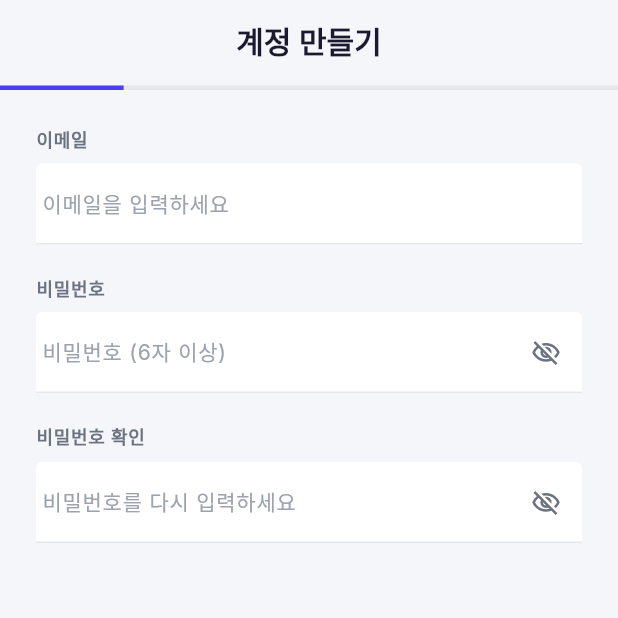
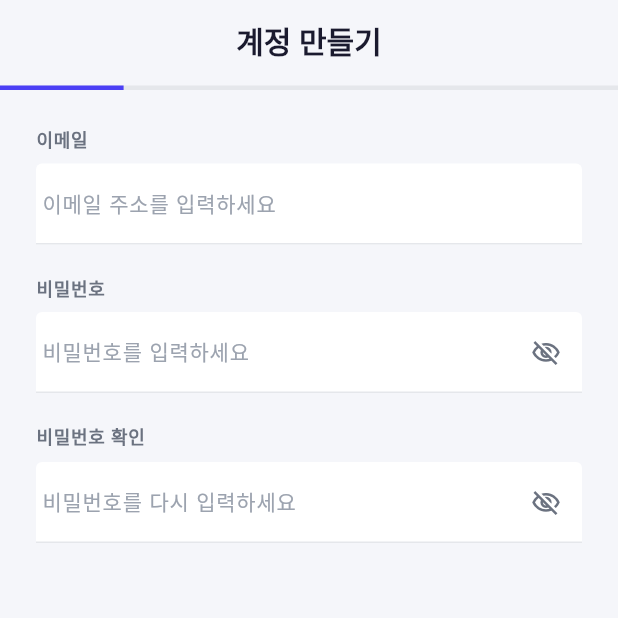
Before and after one commit to alpinist07/everygem, a Flutter app: the screen it shows after launch, after a tap on "건너뛰기", on a phone screen of 412 x 824 dp, the top half of it. Run offline on Flutter 3.47's test engine with Material 3 defaults, Android fonts, the phone set to English and light mode, and no system bars; our stand-ins replace cloud_firestore, firebase_auth, fl_chart, flutter_local_notifications, geolocator, google_fonts and 3 more; accounts and stored records are empty.

Commit message:
2차 수정사항 반영
- l10n: 누락된 다국어 키 50여개 추가 (계정생성, 역할/목적, 탐색, 활동 등)
- home_screen: 젬 이중지급 방지(토글 가드), 오늘만 젬 지급, 스트릭 계산 수정
- habit_card: 스트릭 텍스트 및 옵션 메뉴 다국어 처리

Co-Authored-By: Claude Sonnet 4.6 <noreply@anthropic.com>

```diff
--- a/lib/l10n/app_localizations.dart
+++ b/lib/l10n/app_localizations.dart
@@ -1,6 +1,7 @@
-// Everyday Gem — Localization
-// Default language: Korean (ko)
-// Supported: ko, en
+/// Everyday Gem — Localization
+/// Default language: Korean (ko)
+/// Supported: ko, en
+library;
 
 class AppLocalizations {
   final String locale;
@@ -113,16 +114,16 @@ class AppLocalizations {
   static const kEditHabit = 'editHabit';
   static const kHabitName = 'habitName';
   static const kChooseIcon = 'chooseIcon';
+  static const kSuggestedIcons = 'suggestedIcons';
+  static const kAllIcons = 'allIcons';
   static const kChooseColor = 'chooseColor';
+  static const kColorCategory = 'colorCategory';
+  static const kColorCategoryHint = 'colorCategoryHint';
   static const kRepeatOn = 'repeatOn';
   static const kAddReminder = 'addReminder';
   static const kSetReminderTime = 'setReminderTime';
   static const kSaveChanges = 'saveChanges';
   static const kPleaseEnterHabitName = 'pleaseEnterHabitName';
-  static const kSuggestedIcons = 'suggestedIcons';
-  static const kAllIcons = 'allIcons';
-  static const kColorCategory = 'colorCategory';
-  static const kColorCategoryHint = 'colorCategoryHint';
 
   // ─── Explore Screen ───
   static const kExplore = 'explore';
@@ -136,6 +137,8 @@ class AppLocalizations {
   static const kQuickAdd = 'quickAdd';
   static const kChallenges = 'challenges';
   static const kTipsMotivation = 'tipsMotivation';
+  static const kTodaysTip = 'todaysTip';
+  static const kTipBookmarked = 'tipBookmarked';
   static const kNoMatchingHabits = 'noMatchingHabits';
   static const kAllSuggestedAdded = 'allSuggestedAdded';
   static const kAdded = 'added';
@@ -153,18 +156,18 @@ class AppLocalizations {
   static const kSugCleanUp = 'sugCleanUp';
   static const kSugPracticeMusic = 'sugPracticeMusic';
   static const kSugGoOutside = 'sugGoOutside';
+  static const kSugVitamin = 'sugVitamin';
   static const kSugStretch = 'sugStretch';
   static const kSugColdShower = 'sugColdShower';
-  static const kSugPlanDay = 'sugPlanDay';
-  static const kSugNoPhone = 'sugNoPhone';
-  static const kSugCooking = 'sugCooking';
-  static const kSugChildPlay = 'sugChildPlay';
+  static const kSugNoSugar = 'sugNoSugar';
   static const kSugGratitude = 'sugGratitude';
   static const kSugDeepBreath = 'sugDeepBreath';
-  static const kSugVitamin = 'sugVitamin';
+  static const kSugNoPhone = 'sugNoPhone';
+  static const kSugPlanDay = 'sugPlanDay';
   static const kSugStudyEnglish = 'sugStudyEnglish';
-  static const kSugNoSugar = 'sugNoSugar';
+  static const kSugCooking = 'sugCooking';
   static const kSugWalkDog = 'sugWalkDog';
+  static const kSugChildPlay = 'sugChildPlay';
 
   // Suggested habit details
   static const kSugDetail8Glasses = 'sugDetail8Glasses';
@@ -176,9 +179,8 @@ class AppLocalizations {
   static const kSugDetail5min = 'sugDetail5min';
   static const kSugDetail2Servings = 'sugDetail2Servings';
   static const kSugDetail15min = 'sugDetail15min';
+  static const kSugDetailMorning = 'sugDetailMorning';
   static const kSugDetail1min = 'sugDetail1min';
-  static const kSugDetailMorning = 'sugDetailMorning';
-  static const kSugDetailEvening = 'sugDetailEvening';
   static const kSugDetailDaily = 'sugDetailDaily';
 
   // Challenges
@@ -204,10 +206,6 @@ class AppLocalizations {
   static const kTipTrackBody = 'tipTrackBody';
   static const kTipMorning = 'tipMorning';
   static const kTipMorningBody = 'tipMorningBody';
-  static const kTipBookmark = 'tipBookmark';
-  static const kTipBookmarked = 'tipBookmarked';
-  static const kTipLike = 'tipLike';
-  static const kTodaysTip = 'todaysTip';
 
   // ─── Activity Screen ───
   static const kActivity = 'activity';
@@ -215,6 +213,7 @@ class AppLocalizations {
   static const kWeekly = 'weekly';
   static const kMonthly = 'monthly';
   static const kCompleted = 'completed';
+  static const kPending = 'pending';
   static const kTotal = 'total';
   static const kRate = 'rate';
   static const kActiveHabits = 'activeHabits';
@@ -222,7 +221,6 @@ class AppLocalizations {
   static const kHabitDetails = 'habitDetails';
   static const kThisWeekShort = 'thisWeekShort';
   static const kDayStreak = 'dayStreak';
-  static const kPending = 'pending';
   static const kDays = 'days';
 
   // ─── Profile Screen ───
@@ -274,9 +272,9 @@ class AppLocalizations {
   static const kNoRewardsYet = 'noRewardsYet';
   static const kRecentHistory = 'recentHistory';
   static const kHabitCompleted = 'habitCompleted';
+  static const kHabitUncompleted = 'habitUncompleted';
   static const kStreakBonus = 'streakBonus';
   static const kRewardRedeemed = 'rewardRedeemed';
-  static const kHabitUncompleted = 'habitUncompleted';
   static const kAddReward = 'addReward';
   static const kRewardName = 'rewardName';
   static const kCostInGems = 'costInGems';
@@ -393,25 +391,25 @@ class AppLocalizations {
     kAddMoreLater: '나중에 더 추가할 수 있어요',
     kPleaseEnterName: '이름을 입력해주세요',
     kEmail: '이메일',
-    kEmailHint: '이메일을 입력하세요',
+    kEmailHint: '이메일 주소를 입력하세요',
     kPassword: '비밀번호',
-    kPasswordHint: '비밀번호 (6자 이상)',
+    kPasswordHint: '비밀번호를 입력하세요',
     kConfirmPassword: '비밀번호 확인',
     kConfirmPasswordHint: '비밀번호를 다시 입력하세요',
-    kInvalidEmail: '올바른 이메일 주소를 입력하세요',
-    kPasswordTooShort: '비밀번호는 6자 이상이어야 합니다',
-    kPasswordsDoNotMatch: '비밀번호가 일치하지 않습니다',
-    kChooseRole: '신분을 선택하세요',
+    kInvalidEmail: '유효한 이메일 주소를 입력해주세요',
+    kPasswordTooShort: '비밀번호는 최소 6자 이상이어야 해요',
+    kPasswordsDoNotMatch: '비밀번호가 일치하지 않아요',
+    kChooseRole: '나의 역할을 알려주세요',
     kRoleStudent: '학생',
     kRoleWorker: '직장인',
     kRoleHomemaker: '주부',
     kRoleParent: '부모',
     kRoleOther: '기타',
-    kChoosePurpose: '사용 목적을 선택하세요',
-    kPurposeHealth: '건강/운동',
+    kChoosePurpose: '습관을 쌓는 목적이 뭔가요?',
+    kPurposeHealth: '건강',
     kPurposeProductivity: '생산성',
     kPurposeMindfulness: '마음챙김',
-    kPurposeLearning: '학습/자기계발',
+    kPurposeLearning: '학습',
     kPurposeOther: '기타',
 
     // Habit names
@@ -443,16 +441,16 @@ class AppLocalizations {
     kEditHabit: '습관 수정',
     kHabitName: '습관 이름',
     kChooseIcon: '아이콘 선택',
+    kSuggestedIcons: '추천 아이콘',
+    kAllIcons: '전체 아이콘',
     kChooseColor: '색상 선택',
+    kColorCategory: '카테고리 색상',
+    kColorCategoryHint: '색상으로 습관을 분류할 수 있어요',
     kRepeatOn: '반복 요일',
     kAddReminder: '알림 추가',
     kSetReminderTime: '알림 시간 설정',
     kSaveChanges: '변경사항 저장',
     kPleaseEnterHabitName: '습관 이름을 입력해주세요',
-    kSuggestedIcons: '추천 아이콘',
-    kAllIcons: '모든 아이콘',
-    kColorCategory: '카테고리 색상',
-    kColorCategoryHint: '색상으로 습관을 분류하세요',
 
     // Explore
     kExplore: '탐색',
@@ -466,6 +464,8 @@ class AppLocalizations {
     kQuickAdd: '빠른 추가',
     kChallenges: '챌린지',
     kTipsMotivation: '팁 & 동기부여',
+    kTodaysTip: '오늘의 팁',
+    kTipBookmarked: '북마크한 팁',
     kNoMatchingHabits: '일치하는 습관이 없습니다',
     kAllSuggestedAdded: '추천 습관을 모두 추가했어요!',
     kAdded: '추가됨!',
@@ -483,18 +483,18 @@ class AppLocalizations {
     kSugCleanUp: '정리정돈',
     kSugPracticeMusic: '악기 연습',
     kSugGoOutside: '바깥 활동',
+    kSugVitamin: '비타민 복용',
     kSugStretch: '스트레칭',
     kSugColdShower: '냉수 샤워',
-    kSugPlanDay: '하루 계획',
-    kSugNoPhone: '스크린타임 줄이기',
-    kSugCooking: '직접 요리하기',
-    kSugChildPlay: '아이와 함께 놀기',
+    kSugNoSugar: '설탕 줄이기',
     kSugGratitude: '감사 일기',
     kSugDeepBreath: '깊은 호흡',
-    kSugVitamin: '비타민 복용',
+    kSugNoPhone: '폰 멀리하기',
+    kSugPlanDay: '하루 계획 세우기',
     kSugStudyEnglish: '영어 공부',
-    kSugNoSugar: '설탕 줄이기',
-    kSugWalkDog: '반려동물 산책',
+    kSugCooking: '직접 요리하기',
+    kSugWalkDog: '반려견 산책',
+    kSugChildPlay: '아이와 놀기',
 
     // Suggested details
     kSugDetail8Glasses: '8잔',
@@ -506,9 +506,8 @@ class AppLocalizations {
     kSugDetail5min: '5분',
     kSugDetail2Servings: '2인분',
     kSugDetail15min: '15분',
+    kSugDetailMorning: '아침에',
     kSugDetail1min: '1분',
-    kSugDetailMorning: '아침마다',
-    kSugDetailEvening: '저녁마다',
     kSugDetailDaily: '매일',
 
     // Challenges
@@ -524,20 +523,16 @@ class AppLocalizations {
     kTipStartSmallBody: '하루 2분부터 시작하세요. 꾸준함이 강도를 이깁니다.',
     kTipStackHabits: '습관을 쌓아보세요',
     kTipStackHabitsBody: '기존 습관에 새 습관을 연결하세요. "양치질 후 명상하기"처럼요.',
-    kTipConsistency: '꾸준함이 핵심입니다',
-    kTipConsistencyBody: '"탁월함은 행동이 아니라 습관이다." — 아리스토텔레스',
-    kTipIdentity: '정체성 기반 습관',
-    kTipIdentityBody: '"나는 건강한 사람이다"라고 생각하세요. 행동이 따라옵니다.',
-    kTipTiming: '최적의 타이밍',
-    kTipTimingBody: '아침 습관은 의지력이 가장 충만한 시간에 하세요.',
-    kTipTrack: '추적하면 달라집니다',
-    kTipTrackBody: '"측정되지 않는 것은 관리되지 않는다." — 피터 드러커',
+    kTipConsistency: '꾸준함이 전부예요',
+    kTipConsistencyBody: '완벽하지 않아도 괜찮아요. 하루도 빠지지 않는 것보다 매일 조금씩이 더 중요해요.',
+    kTipIdentity: '정체성부터 바꾸세요',
+    kTipIdentityBody: '"운동을 하려는 사람"이 아니라 "운동하는 사람"이 되세요. 정체성이 행동을 이끌어요.',
+    kTipTiming: '최적의 시간을 찾으세요',
+    kTipTimingBody: '언제 에너지가 가장 충만한지 파악하고, 그때 중요한 습관을 하세요.',
+    kTipTrack: '기록이 동기가 돼요',
+    kTipTrackBody: '진행 상황을 추적하는 것만으로도 완료할 가능성이 2배 높아져요.',
     kTipMorning: '아침 루틴의 힘',
-    kTipMorningBody: '성공한 사람들의 공통점: 의도적인 아침 루틴.',
-    kTipBookmark: '북마크',
-    kTipBookmarked: '북마크됨',
-    kTipLike: '좋아요',
-    kTodaysTip: '오늘의 명언',
+    kTipMorningBody: '아침 첫 시간을 어떻게 보내느냐가 하루 전체 생산성을 결정해요.',
 
     // Activity
     kActivity: '활동',
@@ -545,6 +540,7 @@ class AppLocalizations {
     kWeekly: '주간',
     kMonthly: '월간',
     kCompleted: '완료',
+    kPending: '미완료',
     kTotal: '전체',
     kRate: '달성률',
     kActiveHabits: '활성 습관',
@@ -552,7 +548,6 @@ class AppLocalizations {
     kHabitDetails: '습관 상세',
     kThisWeekShort: '이번 주',
     kDayStreak: '일 연속',
-    kPending: '미완료',
     kDays: '일',
 
     // Profile
@@ -604,7 +599,7 @@ class AppLocalizations {
     kNoRewardsYet: '아직 보상이 없어요. +를 눌러 추가하세요!',
     kRecentHistory: '최근 기록',
     kHabitCompleted: '습관 완료',
-    kHabitUncompleted: '습관 취소',
+    kHabitUncompleted: '습관 미완료',
     kStreakBonus: '연속 보너스',
     kRewardRedeemed: '보상 교환',
     kAddReward: '보상 추가',
@@ -724,25 +719,25 @@ class AppLocalizations {
     kAddMoreLater: 'You may add more habits later',
     kPleaseEnterName: 'Please enter your name',
     kEmail: 'Email',
-    kEmailHint: 'Enter your email',
+    kEmailHint: 'Enter your email address',
     kPassword: 'Password',
-    kPasswordHint: 'Password (min 6 characters)',
-    kConfirmPassword: 'Confirm password',
+    kPasswordHint: 'Enter your password',
+    kConfirmPassword: 'Confirm Password',
     kConfirmPasswordHint: 'Re-enter your password',
     kInvalidEmail: 'Please enter a valid email address',
     kPasswordTooShort: 'Password must be at least 6 characters',
-    kPasswordsDoNotMatch: 'Passwords do not match',
-    kChooseRole: 'What best describes you?',
+    kPasswordsDoNotMatch: "Passwords don't match",
+    kChooseRole: 'What is your role?',
     kRoleStudent: 'Student',
-    kRoleWorker: 'Professional',
+    kRoleWorker: 'Worker',
     kRoleHomemaker: 'Homemaker',
     kRoleParent: 'Parent',
     kRoleOther: 'Other',
-    kChoosePurpose: 'What is your main goal?',
-    kPurposeHealth: 'Health & Fitness',
+    kChoosePurpose: 'What is your goal?',
+    kPurposeHealth: 'Health',
     kPurposeProductivity: 'Productivity',
     kPurposeMindfulness: 'Mindfulness',
-    kPurposeLearning: 'Learning & Growth',
+    kPurposeLearning: 'Learning',
     kPurposeOther: 'Other',
 
     // Habit names
@@ -774,16 +769,16 @@ class AppLocalizations {
     kEditHabit: 'Edit Habit',
     kHabitName: 'Habit name',
     kChooseIcon: 'CHOOSE AN ICON',
+    kSuggestedIcons: 'SUGGESTED ICONS',
+    kAllIcons: 'ALL ICONS',
     kChooseColor: 'CHOOSE A COLOR',
+    kColorCategory: 'CATEGORY COLOR',
+    kColorCategoryHint: 'Use colors to categorize your habits',
     kRepeatOn: 'REPEAT ON',
     kAddReminder: 'ADD REMINDER',
     kSetReminderTime: 'Set reminder time',
     kSaveChanges: 'Save Changes',
     kPleaseEnterHabitName: 'Please enter a habit name',
-    kSuggestedIcons: 'Suggested icons',
-    kAllIcons: 'All icons',
-    kColorCategory: 'Category color',
-    kColorCategoryHint: 'Use colors to categorize your habits',
 
     // Explore
     kExplore: 'Explore',
@@ -797,6 +792,8 @@ class AppLocalizations {
     kQuickAdd: 'Quick Add',
     kChallenges: 'Challenges',
     kTipsMotivation: 'Tips & Motivation',
+    kTodaysTip: "Today's Tip",
+    kTipBookmarked: 'Bookmarked Tips',
     kNoMatchingHabits: 'No matching habits found',
     kAllSuggestedAdded: 'You\'ve added all suggested habits!',
     kAdded: 'added!',
@@ -814,18 +811,18 @@ class AppLocalizations {
     kSugCleanUp: 'Clean Up',
     kSugPracticeMusic: 'Practice Music',
     kSugGoOutside: 'Go Outside',
+    kSugVitamin: 'Take Vitamins',
     kSugStretch: 'Stretch',
     kSugColdShower: 'Cold Shower',
-    kSugPlanDay: 'Plan My Day',
-    kSugNoPhone: 'Screen-Free Time',
-    kSugCooking: 'Cook a Meal',
-    kSugChildPlay: 'Play with Kids',
+    kSugNoSugar: 'No Sugar',
     kSugGratitude: 'Gratitude Journal',
     kSugDeepBreath: 'Deep Breathing',
-    kSugVitamin: 'Take Vitamins',
+    kSugNoPhone: 'Phone-Free Time',
+    kSugPlanDay: 'Plan My Day',
     kSugStudyEnglish: 'Study English',
-    kSugNoSugar: 'No Sugar',
+    kSugCooking: 'Cook at Home',
     kSugWalkDog: 'Walk the Dog',
+    kSugChildPlay: 'Play with Kids',
 
     // Suggested details
     kSugDetail8Glasses: '8 glasses',
@@ -837,10 +834,9 @@ class AppLocalizations {
     kSugDetail5min: '5 min',
     kSugDetail2Servings: '2 servings',
     kSugDetail15min: '15 min',
+    kSugDetailMorning: 'In the morning',
     kSugDetail1min: '1 min',
-    kSugDetailMorning: 'Every morning',
-    kSugDetailEvening: 'Every evening',
-    kSugDetailDaily: 'Every day',
+    kSugDetailDaily: 'Daily',
 
     // Challenges
     kChallenge7Day: '7 Day Streak',
@@ -855,20 +851,16 @@ class AppLocalizations {
     kTipStartSmallBody: 'Begin with just 2 minutes a day. Consistency beats intensity.',
     kTipStackHabits: 'Stack your habits',
     kTipStackHabitsBody: 'Attach a new habit to an existing one. "After I brush my teeth, I will meditate."',
-    kTipConsistency: 'Consistency is the key',
-    kTipConsistencyBody: '"Excellence is not an act, but a habit." — Aristotle',
-    kTipIdentity: 'Identity-based habits',
-    kTipIdentityBody: 'Think "I am a healthy person." The actions follow.',
-    kTipTiming: 'Best timing matters',
-    kTipTimingBody: 'Morning habits use your peak willpower window.',
-    kTipTrack: 'Track and transform',
-    kTipTrackBody: '"What gets measured gets managed." — Peter Drucker',
-    kTipMorning: 'Power of a morning routine',
-    kTipMorningBody: 'What successful people share: an intentional morning routine.',
-    kTipBookmark: 'Bookmark',
-    kTipBookmarked: 'Bookmarked',
-    kTipLike: 'Like',
-    kTodaysTip: "Today's Quote",
+    kTipConsistency: 'Consistency is everything',
+    kTipConsistencyBody: "It's okay to be imperfect. Doing a little every day matters more than never missing.",
+    kTipIdentity: 'Change your identity first',
+    kTipIdentityBody: 'Become "someone who exercises", not "someone trying to exercise". Identity drives behavior.',
+    kTipTiming: 'Find your optimal time',
+    kTipTimingBody: 'Know when your energy peaks and schedule important habits for then.',
+    kTipTrack: 'Tracking is motivating',
+    kTipTrackBody: 'Simply tracking your progress doubles the likelihood of completing your habits.',
+    kTipMorning: 'The power of a morning routine',
+    kTipMorningBody: 'How you spend the first hour of your day determines your overall productivity.',
 
     // Activity
     kActivity: 'Activity',
@@ -876,6 +868,7 @@ class AppLocalizations {
     kWeekly: 'Weekly',
     kMonthly: 'Monthly',
     kCompleted: 'COMPLETED',
+    kPending: 'PENDING',
     kTotal: 'TOTAL',
     kRate: 'RATE',
     kActiveHabits: 'Active Habits',
@@ -883,7 +876,6 @@ class AppLocalizations {
     kHabitDetails: 'Habit Details',
     kThisWeekShort: 'this week',
     kDayStreak: 'day streak',
-    kPending: 'Pending',
     kDays: 'days',
 
     // Profile
@@ -935,7 +927,7 @@ class AppLocalizations {
     kNoRewardsYet: 'No rewards yet. Tap + to add one!',
     kRecentHistory: 'Recent History',
     kHabitCompleted: 'Habit completed',
-    kHabitUncompleted: 'Habit unchecked',
+    kHabitUncompleted: 'Habit uncompleted',
     kStreakBonus: 'Streak bonus',
     kRewardRedeemed: 'Reward redeemed',
     kAddReward: 'Add Reward',
--- a/lib/screens/home_screen.dart
+++ b/lib/screens/home_screen.dart
@@ -24,6 +24,7 @@ class HomeScreen extends StatefulWidget {
 class _HomeScreenState extends State<HomeScreen> {
   late DateTime _selectedDate;
   late List<DateTime> _weekDates;
+  final Set<String> _togglingHabits = {};
 
   @override
   void initState() {
@@ -257,19 +258,29 @@ class _HomeScreenState extends State<HomeScreen> {
                         habit: habit,
                         date: _selectedDate,
                         onToggle: () async {
+                          if (_togglingHabits.contains(habit.id)) return;
+                          _togglingHabits.add(habit.id);
+                          try {
                             final wasCompleted = habit.isCompletedOn(_selectedDate);
+                            final isToday = _selectedDate.year == DateTime.now().year &&
+                                _selectedDate.month == DateTime.now().month &&
+                                _selectedDate.day == DateTime.now().day;
                             await habitProvider.toggleHabitCompletion(
                                 habit.id, _selectedDate);
-                          if (!wasCompleted && context.mounted) {
+                            if (!wasCompleted && isToday && context.mounted) {
+                              final newStreak = habit.currentStreak + 1;
                               final amount = await gemProvider.awardGems(
                                 habitId: habit.id,
-                              currentStreak: habit.currentStreak,
+                                currentStreak: newStreak,
                               );
                               if (context.mounted) {
                                 showGemPopup(context, amount);
                               }
-                          } else if (wasCompleted && context.mounted) {
+                            } else if (wasCompleted && isToday && context.mounted) {
                               await gemProvider.deductGems(habitId: habit.id);
+                            }
+                          } finally {
+                            _togglingHabits.remove(habit.id);
                           }
                         },
                         onEdit: () {
--- a/lib/widgets/habit_card.dart
+++ b/lib/widgets/habit_card.dart
@@ -1,7 +1,10 @@
 import 'package:flutter/material.dart';
 import 'package:google_fonts/google_fonts.dart';
+import 'package:provider/provider.dart';
 import '../constants/colors.dart';
+import '../l10n/app_localizations.dart';
 import '../models/habit.dart';
+import '../providers/language_provider.dart';
 
 class HabitCard extends StatelessWidget {
   final Habit habit;
@@ -21,6 +24,7 @@ class HabitCard extends StatelessWidget {
 
   @override
   Widget build(BuildContext context) {
+    final lang = context.watch<LanguageProvider>();
     final isCompleted = habit.isCompletedOn(date);
 
     return GestureDetector(
@@ -81,7 +85,7 @@ class HabitCard extends StatelessWidget {
                   if (habit.currentStreak > 0) ...[
                     const SizedBox(height: 2),
                     Text(
-                      '🔥 ${habit.currentStreak} day streak',
+                      '🔥 ${habit.currentStreak} ${lang.tr(AppLocalizations.kDayStreak)}',
                       style: GoogleFonts.inter(
                         fontSize: 12,
                         color: context.textS,
@@ -118,6 +122,7 @@ class HabitCard extends StatelessWidget {
   }
 
   void _showOptions(BuildContext context) {
+    final lang = context.read<LanguageProvider>();
     showModalBottomSheet(
       context: context,
       shape: const RoundedRectangleBorder(
@@ -140,7 +145,7 @@ class HabitCard extends StatelessWidget {
             if (onEdit != null)
               ListTile(
                 leading: const Icon(Icons.edit_outlined),
-                title: const Text('Edit Habit'),
+                title: Text(lang.tr(AppLocalizations.kEditHabit)),
                 onTap: () {
                   Navigator.pop(context);
                   onEdit!();
@@ -149,8 +154,8 @@ class HabitCard extends StatelessWidget {
             if (onDelete != null)
               ListTile(
                 leading: const Icon(Icons.delete_outline, color: Colors.red),
-                title: const Text('Delete Habit',
-                    style: TextStyle(color: Colors.red)),
+                title: Text(lang.tr(AppLocalizations.kDeleteHabit),
+                    style: const TextStyle(color: Colors.red)),
                 onTap: () {
                   Navigator.pop(context);
                   onDelete!();
```
Lines whose indentation alone changed are shown as unchanged.
